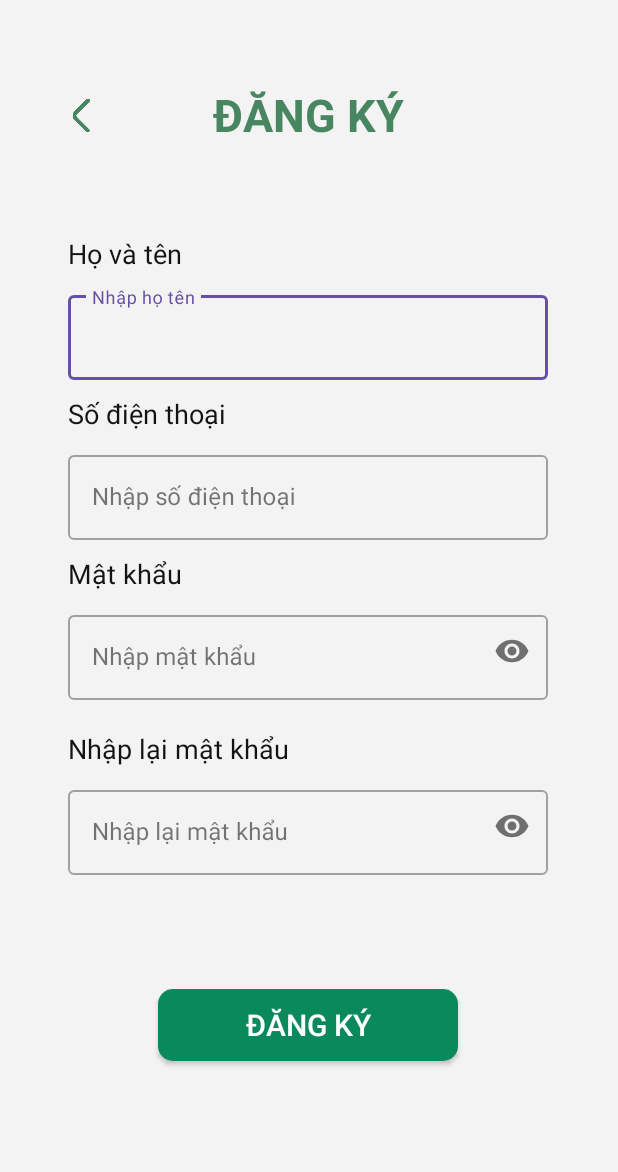
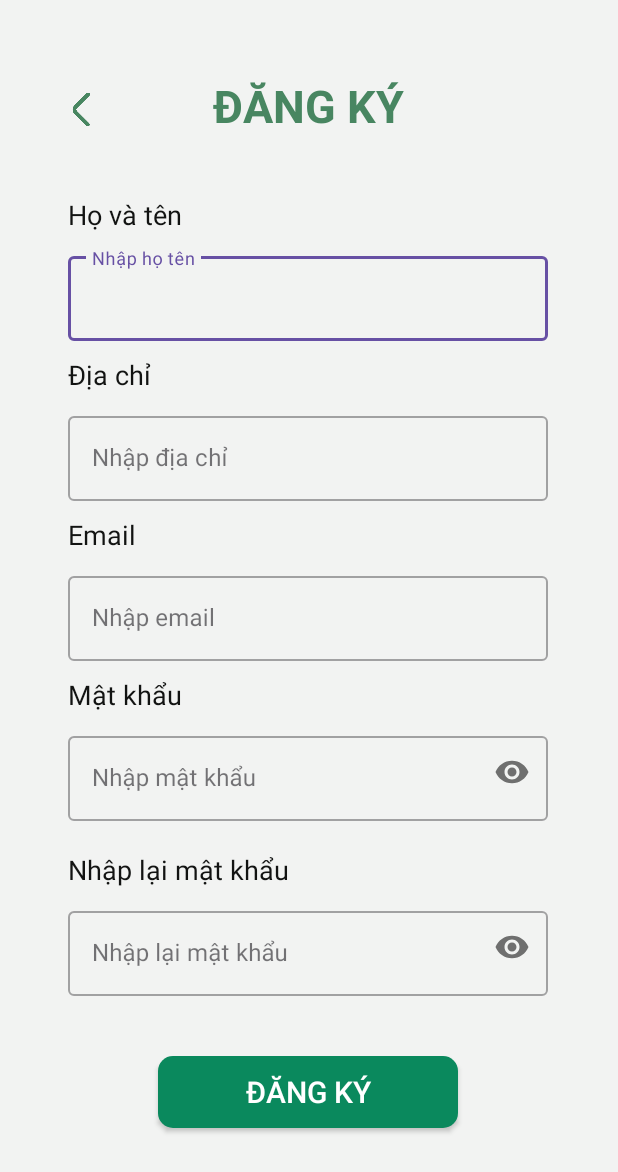
Before and after one commit to Quyenlaaaa/AppClothesStore, an Android app: the SignUpActivity screen opened directly, with no data from a screen before it, on a phone screen of 412 x 824 dp. Shown: the top 1172 px of the screen. Run offline under Robolectric (Android 15) with nearby library versions, the phone set to English and light mode, and no system bars; our stand-ins replace Firebase (no records; nobody signed in at launch, a user with empty details on screens opened directly).

Commit message:
update signin signup

```diff
--- a/app/build.gradle.kts
+++ b/app/build.gradle.kts
@@ -1,6 +1,7 @@
 plugins {
     id("com.android.application")
     id("org.jetbrains.kotlin.android")
+    id("com.google.gms.google-services")
 }
 
 android {
@@ -62,6 +63,7 @@ dependencies {
     implementation("androidx.compose.ui:ui-graphics")
     implementation("androidx.compose.ui:ui-tooling-preview")
     implementation("androidx.compose.material3:material3")
+    implementation("com.google.firebase:firebase-auth:22.3.0")
     //noinspection GradleCompatible
     testImplementation("junit:junit:4.13.2")
     androidTestImplementation("androidx.test.ext:junit:1.1.5")
--- a/app/src/main/AndroidManifest.xml
+++ b/app/src/main/AndroidManifest.xml
@@ -65,7 +65,7 @@
             android:name=".activity.SignUpActivity"
             android:exported="false" />
         <activity
-            android:name=".activity.MainActivity"
+            android:name=".activity.SignInActivity"
             android:exported="true">
             <intent-filter>
                 <action android:name="android.intent.action.MAIN" />
--- a/app/src/main/java/com/example/app_banhangtructuyen/activity/SignUpActivity.java
+++ b/app/src/main/java/com/example/app_banhangtructuyen/activity/SignUpActivity.java
@@ -8,24 +8,89 @@ import android.view.View;
 
 import com.example.app_banhangtructuyen.R;
 
+import android.content.Intent;
+import android.os.Bundle;
+import android.text.TextUtils;
+import android.view.View;
+import android.widget.Button;
+import android.widget.Toast;
+import androidx.annotation.NonNull;
+import androidx.appcompat.app.AppCompatActivity;
+import com.google.android.material.textfield.TextInputLayout;
+import com.google.firebase.auth.FirebaseAuth;
+import com.google.firebase.auth.AuthResult;
+import com.google.android.gms.tasks.OnCompleteListener;
+import com.google.android.gms.tasks.Task;
+
 public class SignUpActivity extends AppCompatActivity {
-    View iconback;
+
+    private View iconback;
+    private TextInputLayout editHoTen, editDiaChi, editEmail, editPassword, editNhapLaiPass;
+    private Button btnSignUp;
+    private FirebaseAuth mAuth;
+
     @Override
     protected void onCreate(Bundle savedInstanceState) {
         super.onCreate(savedInstanceState);
         setContentView(R.layout.activity_sign_up);
-        AnhXa();
+
+        mAuth = FirebaseAuth.getInstance();
+        editHoTen = findViewById(R.id.edithoten);
+        editDiaChi= findViewById(R.id.editdiachi);
+        editEmail = findViewById(R.id.editemail);
+        editPassword = findViewById(R.id.editpass);
+        editNhapLaiPass = findViewById(R.id.editnhaplaipass);
+        btnSignUp = findViewById(R.id.signup);
+        re_signin();
         iconback.setOnClickListener(new View.OnClickListener() {
             @Override
             public void onClick(View view) {
-                Intent intent = new Intent(SignUpActivity.this,MainActivity.class);
+                Intent intent = new Intent(SignUpActivity.this,SignInActivity.class);
                 startActivity(intent);
             }
         });
+        btnSignUp.setOnClickListener(new View.OnClickListener() {
+            @Override
+            public void onClick(View view) {
+                signUp();
+            }
+        });
     }
-
-    private void AnhXa() {
+    private void re_signin() {
         iconback = (View) findViewById(R.id.iconback_signup);
     }
 
+    private void signUp() {
+        String hoTen = editHoTen.getEditText().toString();
+        String diaChi = editDiaChi.getEditText().toString();
+        String email = editEmail.getEditText().getText().toString().trim();
+        String password = editPassword.getEditText().getText().toString().trim();
+        String nhapLaiPass = editNhapLaiPass.getEditText().getText().toString().trim();
+
+        if (TextUtils.isEmpty(hoTen) || TextUtils.isEmpty(diaChi)
+                || TextUtils.isEmpty(email) || TextUtils.isEmpty(password) || TextUtils.isEmpty(nhapLaiPass)) {
+            Toast.makeText(this, "Vui lòng nhập đầy đủ thông tin!", Toast.LENGTH_SHORT).show();
+            return;
+        }
+
+        if (!password.equals(nhapLaiPass)) {
+            Toast.makeText(this, "Nhập lại mật khẩu không đúng!", Toast.LENGTH_SHORT).show();
+            return;
+        }
+
+        mAuth.createUserWithEmailAndPassword(email, password)
+                .addOnCompleteListener(this, new OnCompleteListener<AuthResult>() {
+                    @Override
+                    public void onComplete(@NonNull Task<AuthResult> task) {
+                        if (task.isSuccessful()) {
+                            Toast.makeText(SignUpActivity.this, "Đăng ký thành công!", Toast.LENGTH_SHORT).show();
+                            startActivity(new Intent(SignUpActivity.this, SignInActivity.class));
+                            finish();
+                        } else {
+                            Toast.makeText(SignUpActivity.this, "Lỗi nhập liệu! Vui lòng đăng ký lại!",
+                                    Toast.LENGTH_SHORT).show();
+                        }
+                    }
+                });
+    }
 }
--- a/app/src/main/res/layout/activity_sign_up.xml
+++ b/app/src/main/res/layout/activity_sign_up.xml
@@ -11,7 +11,7 @@
         android:id="@+id/textView"
         android:layout_width="wrap_content"
         android:layout_height="wrap_content"
-        android:layout_marginTop="56dp"
+        android:layout_marginTop="50dp"
         android:text="ĐĂNG KÝ"
         android:textColor="#488661"
         android:textSize="30sp"
@@ -25,7 +25,7 @@
         android:id="@+id/iconback_signup"
         android:layout_width="30dp"
         android:layout_height="30dp"
-        android:layout_marginTop="62dp"
+        android:layout_marginTop="58dp"
         android:background="@drawable/icon_back"
         app:layout_constraintEnd_toStartOf="@+id/textView"
         app:layout_constraintHorizontal_bias="0.352"
@@ -36,7 +36,7 @@
         android:id="@+id/linearLayout3"
         android:layout_width="wrap_content"
         android:layout_height="wrap_content"
-        android:layout_marginTop="60dp"
+        android:layout_marginTop="40dp"
 
         android:orientation="vertical"
         app:layout_constraintEnd_toEndOf="parent"
@@ -66,6 +66,29 @@
             android:layout_marginTop="10dp"
             android:hint="Nhập họ tên">
 
+            <com.google.android.material.textfield.TextInputEditText
+                android:layout_width="320sp"
+                android:layout_height="wrap_content"
+                android:maxLines="1"/>
+
+        </com.google.android.material.textfield.TextInputLayout>
+
+        <TextView
+            android:id="@+id/txtdiachi"
+            android:layout_width="wrap_content"
+            android:layout_height="wrap_content"
+            android:layout_marginTop="10dp"
+            android:text="Địa chỉ"
+            android:textColor="#121312"
+            android:textSize="18sp" />
+
+        <com.google.android.material.textfield.TextInputLayout
+            android:id="@+id/editdiachi"
+            style="@style/Widget.MaterialComponents.TextInputLayout.OutlinedBox"
+            android:layout_width="wrap_content"
+            android:layout_height="wrap_content"
+            android:layout_marginTop="10dp"
+            android:hint="Nhập địa chỉ">
 
             <com.google.android.material.textfield.TextInputEditText
                 android:layout_width="320sp"
@@ -75,26 +98,34 @@
         </com.google.android.material.textfield.TextInputLayout>
 
         <TextView
-            android:id="@+id/txtsodt"
+            android:id="@+id/txtemail"
             android:layout_width="wrap_content"
             android:layout_height="wrap_content"
             android:layout_marginTop="10dp"
-            android:text="Số điện thoại"
+            android:text="Email"
             android:textColor="#121312"
-            android:textSize="18sp" />
+            android:textSize="18sp"
+            app:layout_constraintEnd_toEndOf="parent"
+            app:layout_constraintHorizontal_bias="0.126"
+            app:layout_constraintStart_toStartOf="parent"
+            app:layout_constraintTop_toBottomOf="@+id/iconback_signup" />
 
         <com.google.android.material.textfield.TextInputLayout
-            android:id="@+id/editsodt"
+            android:id="@+id/editemail"
             style="@style/Widget.MaterialComponents.TextInputLayout.OutlinedBox"
             android:layout_width="wrap_content"
             android:layout_height="wrap_content"
             android:layout_marginTop="10dp"
-            android:hint="Nhập số điện thoại">
+            android:hint="Nhập email"
+            app:layout_constraintEnd_toEndOf="parent"
+            app:layout_constraintStart_toStartOf="parent"
+            app:layout_constraintTop_toBottomOf="@+id/txtemail">
 
             <com.google.android.material.textfield.TextInputEditText
+                android:id="@+id/editemailInput"
                 android:layout_width="320sp"
                 android:layout_height="wrap_content"
-                android:maxLines="1"/>
+                android:maxLines="1" />
 
         </com.google.android.material.textfield.TextInputLayout>
 
@@ -105,8 +136,7 @@
             android:layout_marginTop="10dp"
             android:text="Mật khẩu"
             android:textColor="#121312"
-            android:textSize="18sp"
-            />
+            android:textSize="18sp" />
 
         <com.google.android.material.textfield.TextInputLayout
             android:id="@+id/editpass"
@@ -148,15 +178,13 @@
                 android:layout_height="wrap_content"
                 android:maxLines="1"
                 android:inputType="textPassword"/>
-
         </com.google.android.material.textfield.TextInputLayout>
-
     </LinearLayout>
-
     <androidx.appcompat.widget.AppCompatButton
+        android:id="@+id/signup"
         android:layout_width="200dp"
         android:layout_height="wrap_content"
-        android:layout_marginTop="76dp"
+        android:layout_marginTop="40dp"
         android:background="@drawable/button_dangnhap"
         android:text="Đăng ký"
         android:textSize="20sp"
@@ -164,9 +192,5 @@
         app:layout_constraintEnd_toEndOf="parent"
         app:layout_constraintHorizontal_bias="0.498"
         app:layout_constraintStart_toStartOf="parent"
-        app:layout_constraintTop_toBottomOf="@+id/linearLayout3">
-
-    </androidx.appcompat.widget.AppCompatButton>
-
-
+         app:layout_constraintTop_toBottomOf="@+id/linearLayout3"/>
 </androidx.constraintlayout.widget.ConstraintLayout>
```
Also changed, not shown: app/src/main/java/com/example/app_banhangtructuyen/activity/MainActivity.java (deleted, +0 -45 lines), app/src/main/java/com/example/app_banhangtructuyen/activity/SignInActivity.java (added, +77 -0 lines), app/src/main/res/layout/activity_sign_in.xml (renamed from app/src/main/res/layout/activity_main.xml, +18 -33 lines), build.gradle.kts (+10 -0 lines).
